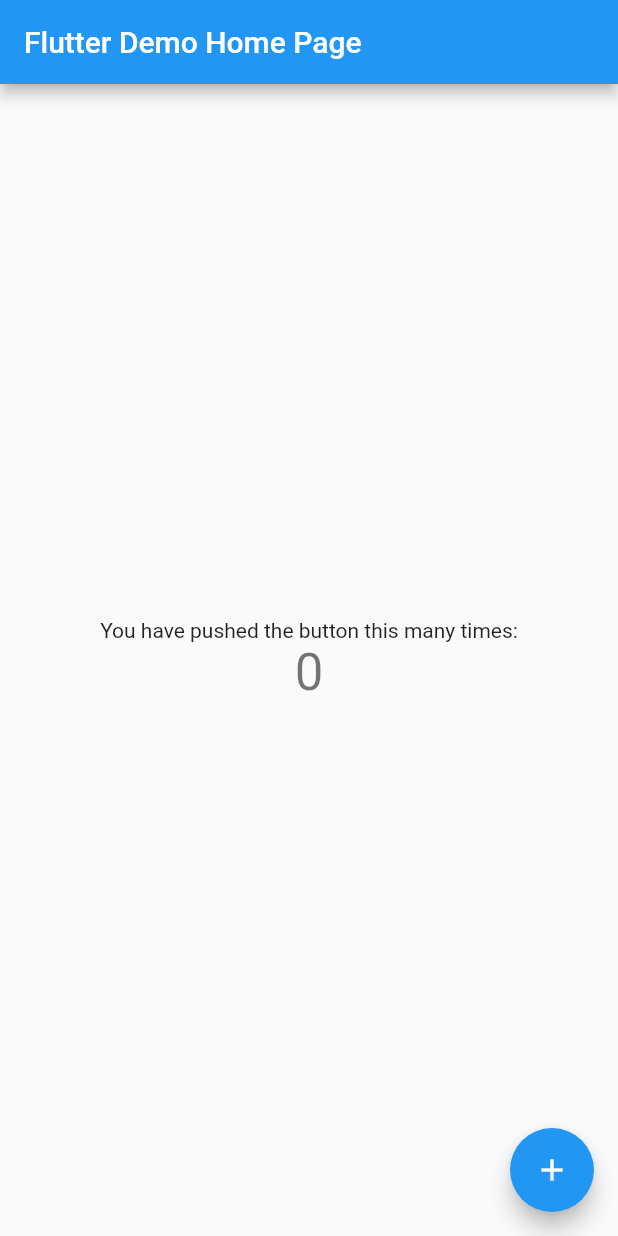
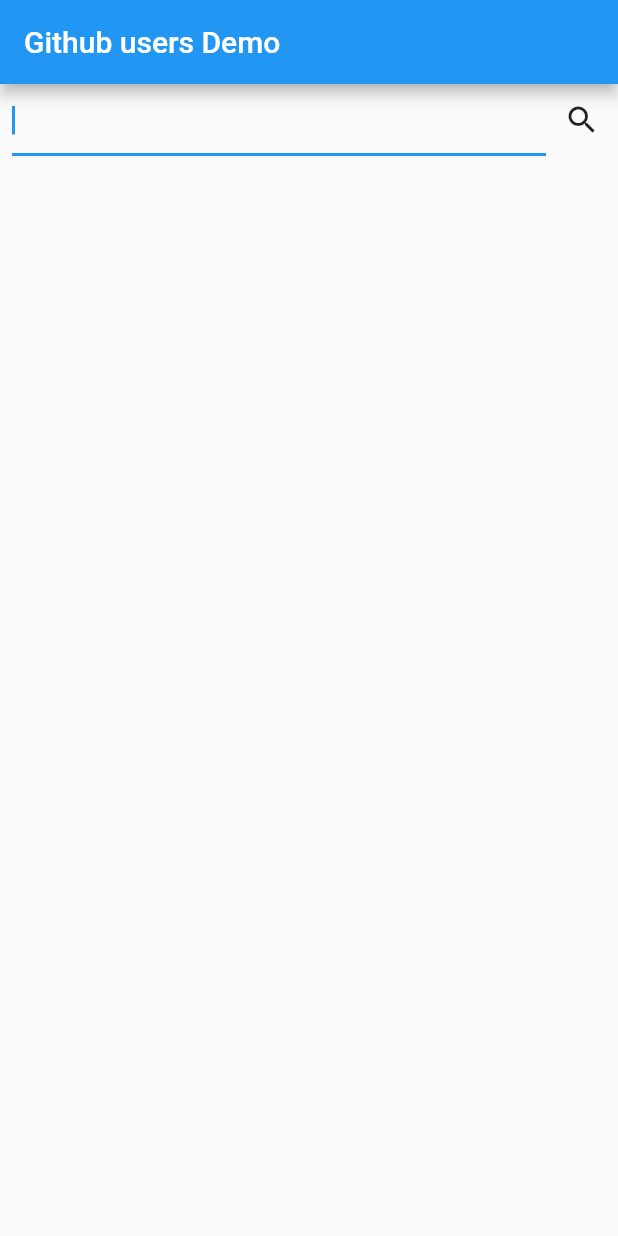
Before and after one commit to pranaypatel512/MobXGithubRepos, a Flutter app: the screen it shows after launch, on a phone screen of 412 x 824 dp. Run offline on Flutter 3.47's test engine with Material 2 defaults, Android fonts, the phone set to English and light mode, and no system bars; our stand-ins replace flutter_mobx, mobx; missing offline and left inert: github; generated files the repository leaves out were written again.

```diff
--- a/lib/main.dart
+++ b/lib/main.dart
@@ -1,4 +1,7 @@
 import 'package:flutter/material.dart';
+import 'package:mobx/mobx.dart';
+import 'package:mobx_github_repos/github_store.dart';
+import 'package:flutter_mobx/flutter_mobx.dart';
 
 void main() {
   runApp(const MyApp());
@@ -11,7 +14,7 @@ class MyApp extends StatelessWidget {
   @override
   Widget build(BuildContext context) {
     return MaterialApp(
-      title: 'Flutter Demo',
+      title: 'Github users Demo',
       theme: ThemeData(
         // This is the theme of your application.
         //
@@ -24,92 +27,153 @@ class MyApp extends StatelessWidget {
         // is not restarted.
         primarySwatch: Colors.blue,
       ),
-      home: const MyHomePage(title: 'Flutter Demo Home Page'),
+      home: const MyHomePage(),
     );
   }
 }
 
 class MyHomePage extends StatefulWidget {
-  const MyHomePage({Key? key, required this.title}) : super(key: key);
-
-  // This widget is the home page of your application. It is stateful, meaning
-  // that it has a State object (defined below) that contains fields that affect
-  // how it looks.
-
-  // This class is the configuration for the state. It holds the values (in this
-  // case the title) provided by the parent (in this case the App widget) and
-  // used by the build method of the State. Fields in a Widget subclass are
-  // always marked "final".
-
-  final String title;
+  const MyHomePage({Key? key}) : super(key: key);
 
   @override
   State<MyHomePage> createState() => _MyHomePageState();
 }
 
 class _MyHomePageState extends State<MyHomePage> {
-  int _counter = 0;
-
-  void _incrementCounter() {
-    setState(() {
-      // This call to setState tells the Flutter framework that something has
-      // changed in this State, which causes it to rerun the build method below
-      // so that the display can reflect the updated values. If we changed
-      // _counter without calling setState(), then the build method would not be
-      // called again, and so nothing would appear to happen.
-      _counter++;
-    });
-  }
-
+  final GithubStore store = GithubStore();
   @override
   Widget build(BuildContext context) {
-    // This method is rerun every time setState is called, for instance as done
-    // by the _incrementCounter method above.
-    //
-    // The Flutter framework has been optimized to make rerunning build methods
-    // fast, so that you can just rebuild anything that needs updating rather
-    // than having to individually change instances of widgets.
+
     return Scaffold(
       appBar: AppBar(
-        // Here we take the value from the MyHomePage object that was created by
-        // the App.build method, and use it to set our appbar title.
-        title: Text(widget.title),
+        title: const Text("Github users Demo"),
       ),
-      body: Center(
-        // Center is a layout widget. It takes a single child and positions it
-        // in the middle of the parent.
-        child: Column(
-          // Column is also a layout widget. It takes a list of children and
-          // arranges them vertically. By default, it sizes itself to fit its
-          // children horizontally, and tries to be as tall as its parent.
-          //
-          // Invoke "debug painting" (press "p" in the console, choose the
-          // "Toggle Debug Paint" action from the Flutter Inspector in Android
-          // Studio, or the "Toggle Debug Paint" command in Visual Studio Code)
-          // to see the wireframe for each widget.
-          //
-          // Column has various properties to control how it sizes itself and
-          // how it positions its children. Here we use mainAxisAlignment to
-          // center the children vertically; the main axis here is the vertical
-          // axis because Columns are vertical (the cross axis would be
-          // horizontal).
+      body: Column(
           mainAxisAlignment: MainAxisAlignment.center,
           children: <Widget>[
-            const Text(
-              'You have pushed the button this many times:',
-            ),
-            Text(
-              '$_counter',
-              style: Theme.of(context).textTheme.headline4,
-            ),
+            UserInput(store),
+            ShowError(store),
+            LoadingIndicator(store),
+            RepositoryListView(store)
           ],
-        ),
-      ),
-      floatingActionButton: FloatingActionButton(
-        onPressed: _incrementCounter,
-        tooltip: 'Increment',
-        child: const Icon(Icons.add),
-      ), // This trailing comma makes auto-formatting nicer for build methods.
+      )
     );
   }
 }
+
+class LoadingIndicator  extends StatelessWidget {
+  const LoadingIndicator(this.store);
+
+
+  final GithubStore store;
+
+  @override
+  Widget build(BuildContext context) => Observer(
+      builder: (_) => store.fetchReposFuture.status == FutureStatus.pending
+          ? const LinearProgressIndicator()
+          : Container());
+
+}
+
+class UserInput extends StatelessWidget {
+const UserInput(this.store, {Key? key}) : super(key: key);
+
+final GithubStore store;
+
+@override
+Widget build(BuildContext context) => Row(
+  children: <Widget>[
+    Expanded(
+      child: Padding(
+        padding: const EdgeInsets.only(left: 8),
+        child: TextField(
+          autocorrect: false,
+          autofocus: true,
+          onSubmitted: (String user) {
+            store.setUser(user);
+            store.fetchRepositories();
+          },
+        ),
+      ),
+    ),
+    IconButton(
+      icon: const Icon(Icons.search),
+      onPressed: store.fetchRepositories,
+    )
+  ],
+);
+}
+
+class ShowError extends StatelessWidget {
+  const ShowError(this.store, {Key? key}) : super(key: key);
+
+  final GithubStore store;
+
+  @override
+  Widget build(BuildContext context) => Observer(
+      builder: (_) => store.fetchReposFuture.status == FutureStatus.rejected
+          ? Row(mainAxisAlignment: MainAxisAlignment.center, children: <Widget>[
+        const Icon(
+          Icons.warning,
+          color: Colors.deepOrange,
+        ),
+        Container(
+          width: 8,
+        ),
+        const Text(
+          'Failed to fetch repos for',
+          style: TextStyle(color: Colors.deepOrange),
+        ),
+        Text(
+          store.user,
+          style: const TextStyle(
+              color: Colors.deepOrange, fontWeight: FontWeight.bold),
+        )
+      ])
+          : Container());
+}
+
+class RepositoryListView  extends StatelessWidget {
+  const RepositoryListView(this.store);
+  final GithubStore store;
+
+  @override
+  Widget build(BuildContext context) => Expanded(child:
+  Observer(builder: (_) {
+    if(!store.hasResults){
+      return Container();
+    }
+
+    if(store.repositories.isEmpty){
+      return Row(mainAxisAlignment: MainAxisAlignment.center,
+      children: <Widget>[
+        const Text("We could not find any repos for user:"),
+        Text(
+          store.user,
+          style: const TextStyle(fontWeight: FontWeight.bold),
+        )
+      ] ,
+      );
+    }
+
+    return ListView.builder(itemCount: store.repositories.length,
+        itemBuilder: (_,int index){
+            final repo = store.repositories[index];
+            return ListTile(
+              title: Row(
+                children: <Widget>[
+                  Text(
+                    repo.name,
+                    style: const TextStyle(fontWeight: FontWeight.bold),
+                  ),
+                  Text(' (${repo.stargazersCount} ⭐️)'),
+                ],
+              ),
+              subtitle: Text(repo.description ?? ''),
+            );
+        });
+
+  })
+  );
+
+}
```
